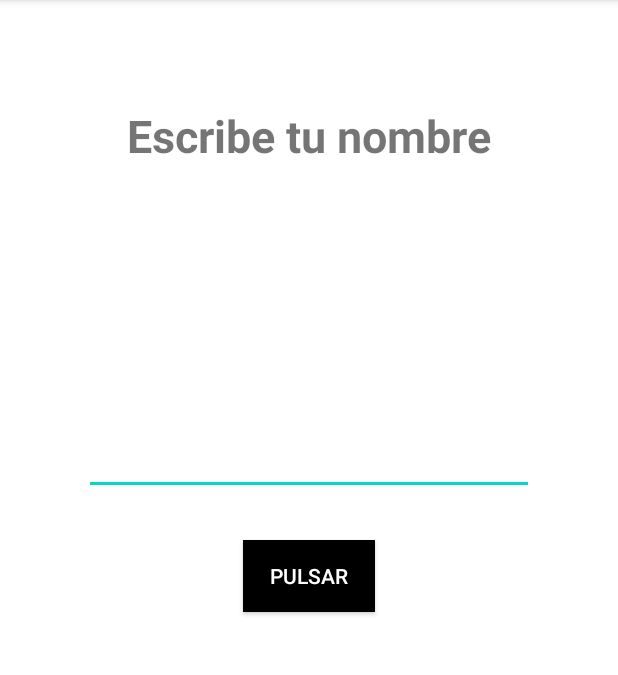
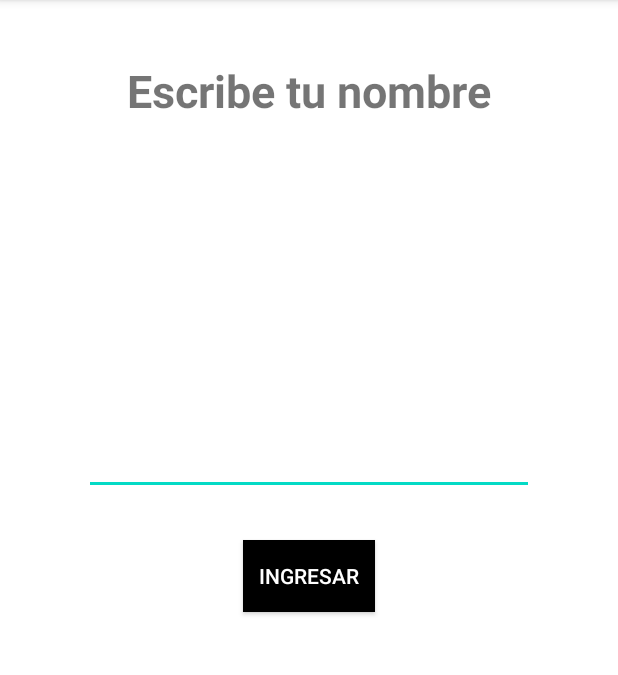
Before and after one commit to josecantero/cursoKotlin, an Android app: the screen it shows after launch (FappActivity), on a phone screen of 412 x 824 dp, the part 84-759 px from its top. Run offline under Robolectric (Android 15) with nearby library versions, the phone set to English and light mode, and no system bars.

Commit message:
algunos cambios de estetica a la app

```diff
--- a/app/src/main/res/layout/activity_fapp.xml
+++ b/app/src/main/res/layout/activity_fapp.xml
@@ -17,7 +17,7 @@
         android:text="Escribe tu nombre"
         android:textSize="30sp"
         android:textStyle="bold"
-        android:layout_marginTop="70dp"
+        android:layout_marginTop="40dp"
         />
 
     <androidx.appcompat.widget.AppCompatEditText
@@ -39,7 +39,7 @@
         android:id="@+id/btnPulsar"
         android:layout_width="wrap_content"
         android:layout_height="wrap_content"
-        android:text="Pulsar"
+        android:text="Ingresar"
         android:textColor="@color/white"
         android:background="@color/black"
         app:layout_constraintTop_toTopOf="parent"
```
